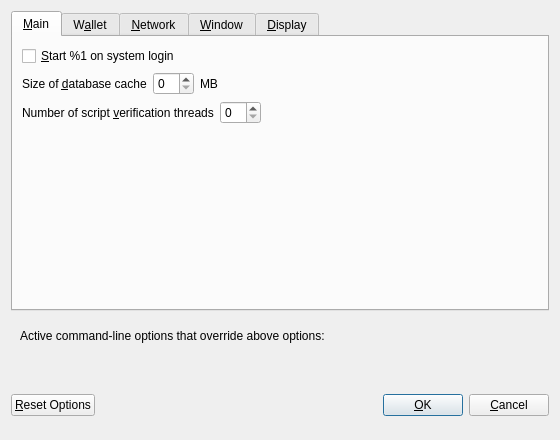
Before: the Qt Designer form src/qt/forms/optionsdialog.ui in Patrick-W-McMahon/MagMellDollar, drawn with Qt 5.
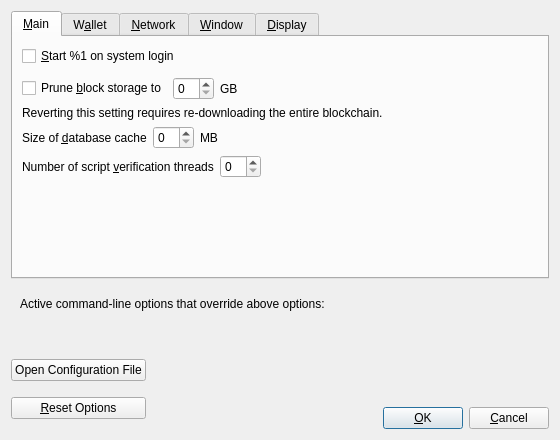
After: the same form once the commit is applied. Custom widgets are drawn as their Qt base class.

Diff of the .ui file:
```diff
--- a/src/qt/forms/optionsdialog.ui
+++ b/src/qt/forms/optionsdialog.ui
@@ -37,6 +37,69 @@
          </property>
         </widget>
        </item>
+       <item>
+        <spacer name="horizontalSpacer_0_Main">
+         <property name="orientation">
+          <enum>Qt::Horizontal</enum>
+         </property>
+         <property name="sizeHint" stdset="0">
+          <size>
+           <width>40</width>
+           <height>5</height>
+          </size>
+         </property>
+        </spacer>
+       </item>
+       <item>
+       <layout class="QHBoxLayout" name="horizontalLayout_Main_Prune">
+        <item>
+         <widget class="QCheckBox" name="prune">
+          <property name="toolTip">
+           <string>Disables some advanced features but all blocks will still be fully validated. Reverting this setting requires re-downloading the entire blockchain. Actual disk usage may be somewhat higher.</string>
+          </property>
+          <property name="text">
+           <string>Prune &amp;block storage to</string>
+          </property>
+         </widget>
+        </item>
+        <item>
+         <widget class="QSpinBox" name="pruneSize"/>
+        </item>
+         <item>
+          <widget class="QLabel" name="pruneSizeUnitLabel">
+           <property name="text">
+            <string>GB</string>
+           </property>
+           <property name="textFormat">
+            <enum>Qt::PlainText</enum>
+           </property>
+          </widget>
+         </item>
+         <item>
+          <spacer name="horizontalSpacer_Main_Prune">
+           <property name="orientation">
+            <enum>Qt::Horizontal</enum>
+           </property>
+           <property name="sizeHint" stdset="0">
+            <size>
+             <width>40</width>
+             <height>20</height>
+            </size>
+           </property>
+          </spacer>
+         </item>
+        </layout>
+       </item>
+       <item>
+        <widget class="QLabel" name="pruneWarning">
+         <property name="text">
+          <string>Reverting this setting requires re-downloading the entire blockchain.</string>
+         </property>
+         <property name="textFormat">
+          <enum>Qt::PlainText</enum>
+         </property>
+        </widget>
+       </item>
        <item>
         <layout class="QHBoxLayout" name="horizontalLayout_2_Main">
          <item>
@@ -692,6 +755,21 @@
    <item>
     <layout class="QHBoxLayout" name="horizontalLayout_Buttons">
      <item>
+      <layout class="QVBoxLayout" name="verticalLayout_Buttons">
+       <item>
+        <widget class="QPushButton" name="openBitcoinConfButton">
+         <property name="toolTip">
+          <string>Open the %1 configuration file from the working directory.</string>
+         </property>
+         <property name="text">
+          <string>Open Configuration File</string>
+         </property>
+         <property name="autoDefault">
+          <bool>false</bool>
+         </property>
+        </widget>
+       </item>
+       <item>
       <widget class="QPushButton" name="resetButton">
        <property name="toolTip">
         <string>Reset all client options to default.</string>
@@ -704,6 +782,8 @@
        </property>
       </widget>
      </item>
+      </layout>
+     </item>
      <item>
       <spacer name="horizontalSpacer_1">
        <property name="orientation">
@@ -756,6 +836,23 @@
       </spacer>
      </item>
      <item>
+      <layout class="QVBoxLayout" name="verticalLayout_4">
+       <item>
+        <spacer name="verticalSpacer">
+         <property name="orientation">
+          <enum>Qt::Vertical</enum>
+         </property>
+         <property name="sizeHint" stdset="0">
+          <size>
+           <width>20</width>
+           <height>40</height>
+          </size>
+         </property>
+        </spacer>
+       </item>
+       <item>
+        <layout class="QHBoxLayout" name="horizontalLayout">
+         <item>
       <widget class="QPushButton" name="okButton">
        <property name="text">
         <string>&amp;OK</string>
@@ -781,6 +878,10 @@
     </layout>
    </item>
   </layout>
+     </item>
+    </layout>
+   </item>
+  </layout>
  </widget>
  <customwidgets>
   <customwidget>
```
Left out of the diff: 28 changed lines with no effect on the pictures. Lines whose indentation alone changed are shown as unchanged.
